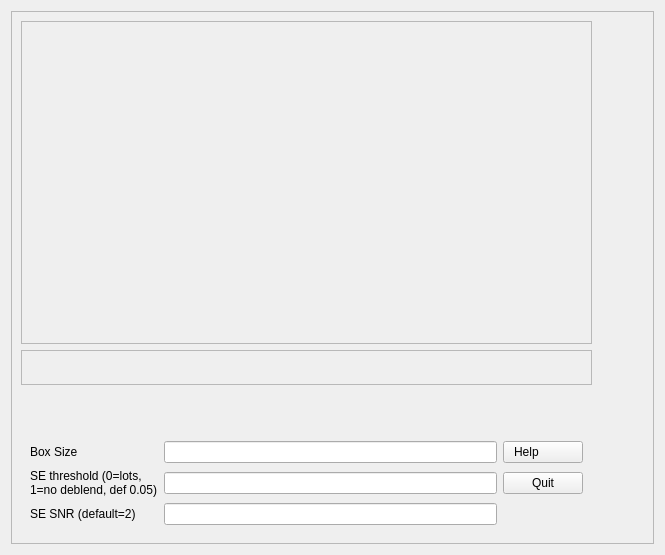
This is testing/maskWidget.ui in rfinn/halphagui as Qt 5 draws it before an edit. The edited form follows.
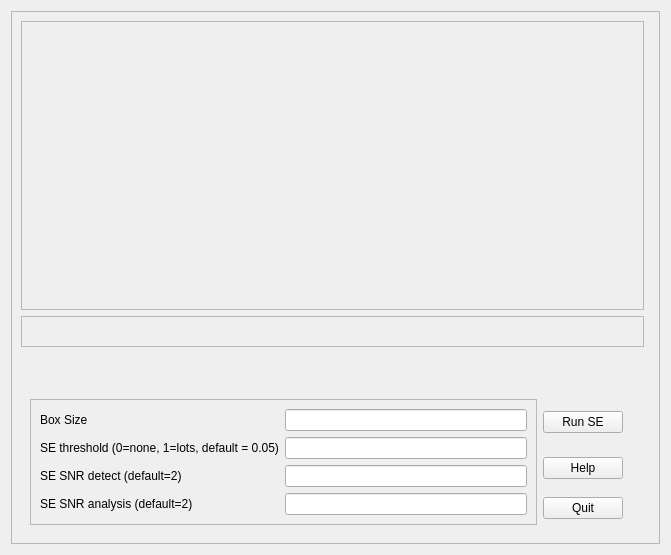
This is the edited form.

```diff
--- a/testing/maskWidget.ui
+++ b/testing/maskWidget.ui
@@ -6,7 +6,7 @@
    <rect>
     <x>0</x>
     <y>0</y>
-    <width>665</width>
+    <width>671</width>
     <height>555</height>
    </rect>
   </property>
@@ -23,82 +23,140 @@
       <enum>QFrame::Raised</enum>
      </property>
      <layout class="QGridLayout" name="gridLayout_2">
-      <item row="9" column="5">
-       <widget class="QWidget" name="widget_3" native="true"/>
-      </item>
-      <item row="4" column="12">
+      <item row="4" column="3">
        <widget class="QWidget" name="widget_10" native="true"/>
       </item>
-      <item row="9" column="4">
-       <widget class="QWidget" name="widget_4" native="true"/>
-      </item>
-      <item row="9" column="2">
-       <widget class="QWidget" name="widget_11" native="true"/>
-      </item>
-      <item row="6" column="12">
+      <item row="6" column="3">
        <widget class="QWidget" name="widget_9" native="true"/>
       </item>
-      <item row="7" column="12">
+      <item row="11" column="0">
+       <widget class="QWidget" name="buttonWidget" native="true">
+        <property name="mouseTracking">
+         <bool>true</bool>
+        </property>
+        <layout class="QGridLayout" name="gridLayout_3">
+         <item row="0" column="3">
+          <widget class="QPushButton" name="mrunSEButton">
+           <property name="text">
+            <string>Run SE</string>
+           </property>
+          </widget>
+         </item>
+         <item row="1" column="3">
+          <widget class="QPushButton" name="mhelpButton">
+           <property name="text">
+            <string>Help</string>
+           </property>
+          </widget>
+         </item>
+         <item row="2" column="3">
+          <widget class="QPushButton" name="mquitButton">
+           <property name="text">
+            <string>Quit</string>
+           </property>
+          </widget>
+         </item>
+         <item row="0" column="0" rowspan="3">
+          <widget class="QFrame" name="frame">
+           <property name="frameShape">
+            <enum>QFrame::StyledPanel</enum>
+           </property>
+           <property name="frameShadow">
+            <enum>QFrame::Raised</enum>
+           </property>
+           <layout class="QGridLayout" name="gridLayout_4">
+            <item row="0" column="0">
+             <widget class="QLabel" name="label_3">
+              <property name="text">
+               <string>Box Size</string>
+              </property>
+             </widget>
+            </item>
+            <item row="0" column="1">
+             <widget class="QLineEdit" name="boxSizeLineEdit"/>
+            </item>
+            <item row="1" column="0">
+             <widget class="QLabel" name="label">
+              <property name="text">
+               <string>SE threshold (0=none, 1=lots, default = 0.05)</string>
+              </property>
+              <property name="wordWrap">
+               <bool>false</bool>
+              </property>
+             </widget>
+            </item>
+            <item row="1" column="1">
+             <widget class="QLineEdit" name="seThresholdLineEdit"/>
+            </item>
+            <item row="2" column="0">
+             <widget class="QLabel" name="label_2">
+              <property name="text">
+               <string>SE SNR detect (default=2)</string>
+              </property>
+             </widget>
+            </item>
+            <item row="2" column="1">
+             <widget class="QLineEdit" name="seSNRLineEdit"/>
+            </item>
+            <item row="3" column="0">
+             <widget class="QLabel" name="label_4">
+              <property name="text">
+               <string>SE SNR analysis (default=2)</string>
+              </property>
+             </widget>
+            </item>
+            <item row="3" column="1">
+             <widget class="QLineEdit" name="seSNRAnalysisLineEdit"/>
+            </item>
+           </layout>
+          </widget>
+         </item>
+        </layout>
+       </widget>
+      </item>
+      <item row="7" column="3">
        <widget class="QWidget" name="widget_2" native="true"/>
       </item>
-      <item row="1" column="12">
+      <item row="1" column="3">
        <widget class="QWidget" name="widget_14" native="true"/>
       </item>
-      <item row="5" column="12">
+      <item row="5" column="3">
        <widget class="QWidget" name="widget_7" native="true"/>
       </item>
-      <item row="9" column="1">
-       <widget class="QWidget" name="widget_13" native="true"/>
-      </item>
-      <item row="3" column="12">
+      <item row="3" column="3">
        <widget class="QWidget" name="widget_8" native="true"/>
       </item>
-      <item row="9" column="7">
-       <widget class="QWidget" name="widget" native="true"/>
-      </item>
-      <item row="9" column="9">
-       <widget class="QWidget" name="widget_20" native="true"/>
-      </item>
-      <item row="2" column="12">
+      <item row="2" column="3">
        <widget class="QWidget" name="widget_15" native="true"/>
       </item>
-      <item row="0" column="1" rowspan="8" colspan="11">
-       <widget class="QFrame" name="cutouts">
-        <property name="frameShape">
-         <enum>QFrame::StyledPanel</enum>
-        </property>
-        <property name="frameShadow">
-         <enum>QFrame::Raised</enum>
-        </property>
-        <layout class="QGridLayout" name="cutoutsLayout">
-         <item row="0" column="0">
-          <widget class="QWidget" name="dummyWidget" native="true"/>
-         </item>
-        </layout>
-       </widget>
-      </item>
-      <item row="9" column="12">
-       <widget class="QWidget" name="widget_5" native="true"/>
-      </item>
       <item row="9" column="3">
-       <widget class="QWidget" name="widget_12" native="true"/>
+       <widget class="QWidget" name="widget_5" native="true"/>
       </item>
-      <item row="0" column="12">
+      <item row="0" column="3">
        <widget class="QWidget" name="widget_6" native="true"/>
       </item>
-      <item row="9" column="6">
-       <widget class="QWidget" name="widget_19" native="true"/>
-      </item>
-      <item row="9" column="10">
+      <item row="9" column="1">
        <widget class="QWidget" name="widget_17" native="true"/>
       </item>
-      <item row="9" column="8">
-       <widget class="QWidget" name="widget_18" native="true"/>
-      </item>
-      <item row="9" column="11">
+      <item row="9" column="2">
        <widget class="QWidget" name="widget_16" native="true"/>
       </item>
-      <item row="8" column="1" colspan="11">
+      <item row="0" column="0" rowspan="8" colspan="3">
+       <widget class="QFrame" name="cutouts">
+        <property name="frameShape">
+         <enum>QFrame::StyledPanel</enum>
+        </property>
+        <property name="frameShadow">
+         <enum>QFrame::Raised</enum>
+        </property>
+        <layout class="QGridLayout" name="cutoutsLayout">
+         <item row="0" column="0">
+          <widget class="QWidget" name="dummyWidget" native="true"/>
+         </item>
+        </layout>
+       </widget>
+      </item>
+      <item row="8" column="0" colspan="3">
        <widget class="QFrame" name="readoutframe">
         <property name="frameShape">
          <enum>QFrame::StyledPanel</enum>
@@ -109,62 +167,6 @@
         <layout class="QGridLayout" name="readoutGridLayout"/>
        </widget>
       </item>
-      <item row="10" column="1" rowspan="2" colspan="11">
-       <widget class="QWidget" name="buttonWidget" native="true">
-        <property name="mouseTracking">
-         <bool>true</bool>
-        </property>
-        <layout class="QGridLayout" name="gridLayout_3">
-         <item row="1" column="2">
-          <widget class="QLineEdit" name="seThresholdLineEdit"/>
-         </item>
-         <item row="0" column="1">
-          <widget class="QLabel" name="label_3">
-           <property name="text">
-            <string>Box Size</string>
-           </property>
-          </widget>
-         </item>
-         <item row="1" column="1">
-          <widget class="QLabel" name="label">
-           <property name="text">
-            <string>SE threshold (0=lots, 1=no deblend, def 0.05)</string>
-           </property>
-           <property name="wordWrap">
-            <bool>true</bool>
-           </property>
-          </widget>
-         </item>
-         <item row="0" column="3">
-          <widget class="QPushButton" name="mhelpButton">
-           <property name="text">
-            <string>Help          </string>
-           </property>
-          </widget>
-         </item>
-         <item row="2" column="1">
-          <widget class="QLabel" name="label_2">
-           <property name="text">
-            <string>SE SNR (default=2)</string>
-           </property>
-          </widget>
-         </item>
-         <item row="2" column="2">
-          <widget class="QLineEdit" name="seSNRLineEdit"/>
-         </item>
-         <item row="1" column="3">
-          <widget class="QPushButton" name="mquitButton">
-           <property name="text">
-            <string>Quit</string>
-           </property>
-          </widget>
-         </item>
-         <item row="0" column="2">
-          <widget class="QLineEdit" name="boxSizeLineEdit"/>
-         </item>
-        </layout>
-       </widget>
-      </item>
      </layout>
     </widget>
    </item>
```
